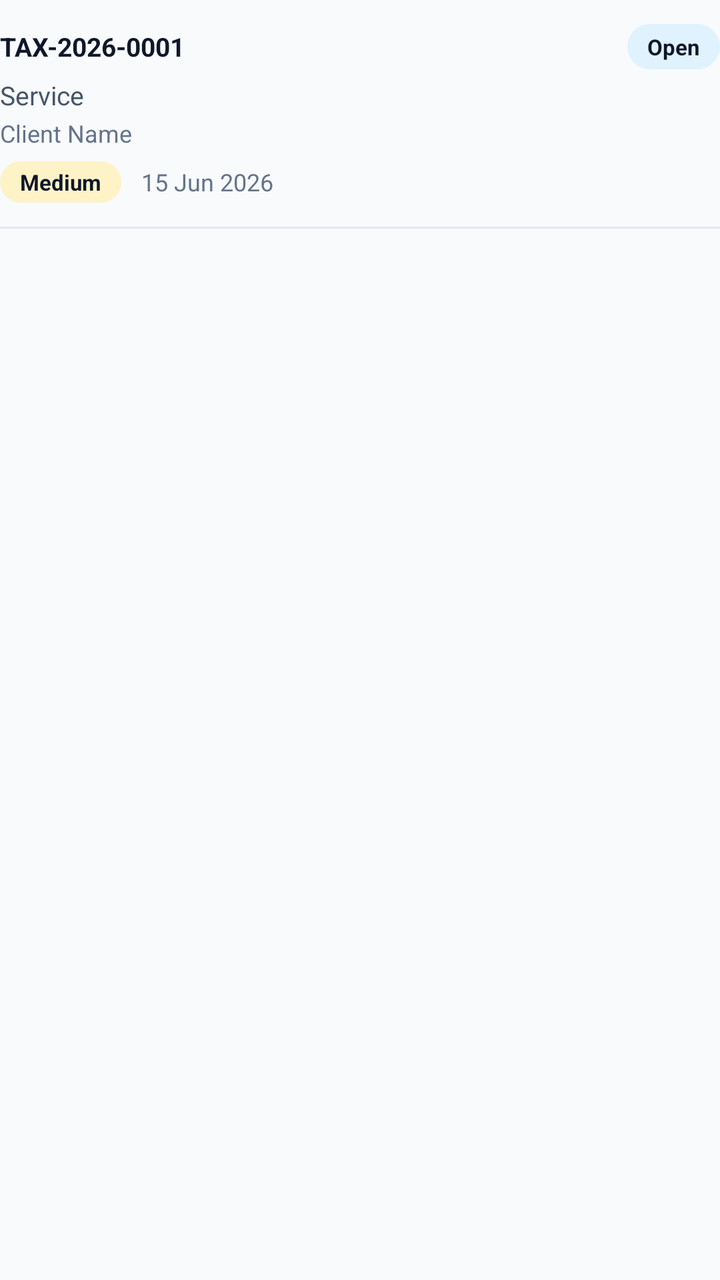
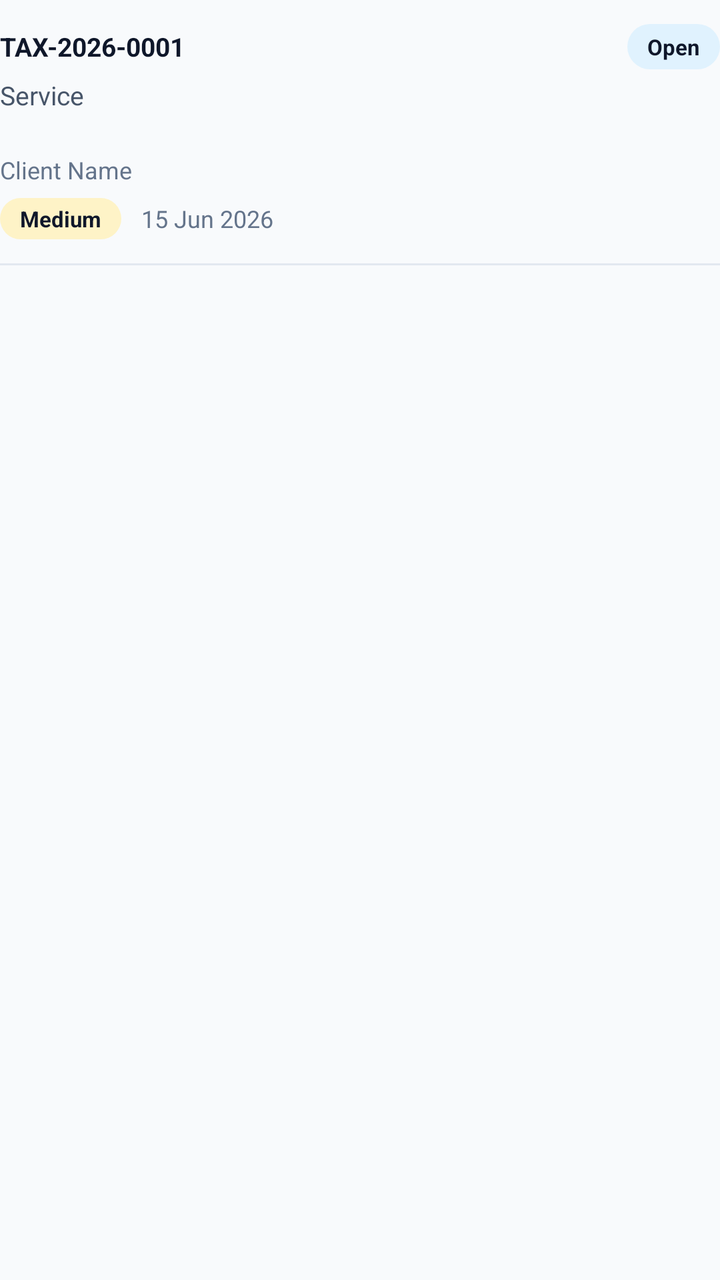

An Android layout rendered at two revisions. The XML below is the earlier revision; the diff shows what the commit changed to produce the second picture.
<!-- AndroidManifest.xml: application theme Theme.ApexLedger -->
<!-- res/layout/item_ticket_row.xml -->
<?xml version="1.0" encoding="utf-8"?>
<LinearLayout xmlns:android="http://schemas.android.com/apk/res/android"
    android:layout_width="match_parent"
    android:layout_height="wrap_content"
    android:orientation="vertical"
    android:paddingVertical="12dp">

    <LinearLayout
        android:layout_width="match_parent"
        android:layout_height="wrap_content"
        android:orientation="horizontal"
        android:gravity="center_vertical">

        <TextView
            android:id="@+id/tvTicketNumber"
            android:layout_width="wrap_content"
            android:layout_height="wrap_content"
            android:text="TAX-2026-0001"
            android:textColor="@color/navy"
            android:textStyle="bold"
            android:textSize="13sp" />

        <View
            android:layout_width="0dp"
            android:layout_height="1dp"
            android:layout_weight="1" />

        <TextView
            android:id="@+id/tvStatusBadge"
            android:layout_width="wrap_content"
            android:layout_height="wrap_content"
            android:text="Open"
            android:textSize="11sp"
            android:textStyle="bold"
            android:textColor="@color/navy"
            android:background="@drawable/badge_status_open"
            android:paddingHorizontal="10dp"
            android:paddingVertical="4dp" />

    </LinearLayout>

    <TextView
        android:id="@+id/tvTicketService"
        android:layout_width="wrap_content"
        android:layout_height="wrap_content"
        android:text="Service"
        android:textColor="@color/gray_600"
        android:textSize="13sp"
        android:layout_marginTop="4dp" />

    <TextView
        android:id="@+id/tvTicketMeta"
        android:layout_width="wrap_content"
        android:layout_height="wrap_content"
        android:text="Client Name"
        android:textColor="@color/gray_500"
        android:textSize="12sp"
        android:layout_marginTop="2dp" />

    <LinearLayout
        android:layout_width="match_parent"
        android:layout_height="wrap_content"
        android:orientation="horizontal"
        android:gravity="center_vertical"
        android:layout_marginTop="6dp">

        <TextView
            android:id="@+id/tvPriorityBadge"
            android:layout_width="wrap_content"
            android:layout_height="wrap_content"
            android:text="Medium"
            android:textSize="11sp"
            android:textStyle="bold"
            android:textColor="@color/navy"
            android:background="@drawable/badge_status_pending"
            android:paddingHorizontal="10dp"
            android:paddingVertical="3dp" />

        <TextView
            android:id="@+id/tvDueText"
            android:layout_width="wrap_content"
            android:layout_height="wrap_content"
            android:text="15 Jun 2026"
            android:textColor="@color/gray_500"
            android:textSize="12sp"
            android:layout_marginStart="10dp" />

        <TextView
            android:id="@+id/tvOverdueChip"
            android:layout_width="wrap_content"
            android:layout_height="wrap_content"
            android:text="Overdue"
            android:textSize="10sp"
            android:textStyle="bold"
            android:textColor="@color/danger_dark"
            android:background="@drawable/badge_status_overdue"
            android:paddingHorizontal="8dp"
            android:paddingVertical="2dp"
            android:layout_marginStart="8dp"
            android:visibility="gone" />

    </LinearLayout>

    <View
        android:layout_width="match_parent"
        android:layout_height="1dp"
        android:background="@color/gray_200"
        android:layout_marginTop="12dp" />

</LinearLayout>
<!-- resources referenced by this layout -->
<resources>
  <color name="danger_dark">#DC2626</color>
  <color name="gray_200">#E2E8F0</color>
  <color name="gray_500">#64748B</color>
  <color name="gray_600">#475569</color>
  <color name="navy">#0F172A</color>
  <!-- drawable badge_status_open (drawable) -->
  <?xml version="1.0" encoding="utf-8"?>
  <shape xmlns:android="http://schemas.android.com/apk/res/android" android:shape="rectangle">
      <corners android:radius="20dp" />
      <solid android:color="#E0F2FE" />
  </shape>
  <!-- drawable badge_status_overdue (drawable) -->
  <?xml version="1.0" encoding="utf-8"?>
  <shape xmlns:android="http://schemas.android.com/apk/res/android" android:shape="rectangle">
      <corners android:radius="20dp" />
      <solid android:color="#FEE2E2" />
  </shape>
  <!-- drawable badge_status_pending (drawable) -->
  <?xml version="1.0" encoding="utf-8"?>
  <shape xmlns:android="http://schemas.android.com/apk/res/android" android:shape="rectangle">
      <corners android:radius="20dp" />
      <solid android:color="#FEF3C7" />
  </shape>
  <style name="Theme.ApexLedger" parent="Theme.MaterialComponents.DayNight.NoActionBar">
          <item name="colorPrimary">@color/primary</item>
          <item name="colorPrimaryDark">@color/primary_dark</item>
          <item name="colorAccent">@color/success</item>
          <item name="android:windowBackground">@color/background</item>
          <item name="android:statusBarColor">@color/status_bar</item>
          <item name="android:navigationBarColor">@color/white</item>
      </style>
  <color name="primary">#2563EB</color>
  <color name="primary_dark">#1D4ED8</color>
  <color name="success">#16A34A</color>
  <color name="background">@color/gray_50</color>
  <color name="status_bar">#0F172A</color>
  <color name="white">#FFFFFF</color>
  <color name="gray_50">#F8FAFC</color>
</resources>

<!-- the commit's change to res/layout/item_ticket_row.xml (unified diff, before → after) -->
@@ -47,6 +47,14 @@
         android:textColor="@color/gray_600"
         android:textSize="13sp"
         android:layout_marginTop="4dp" />
+
+    <TextView
+        android:id="@+id/tvCreated"
+        android:layout_width="wrap_content"
+        android:layout_height="wrap_content"
+        android:textColor="@color/gray_500"
+        android:textSize="12sp"
+        android:layout_marginTop="2dp" />
 
     <TextView
         android:id="@+id/tvTicketMeta"
<!-- resource entries referenced after the edit -->
@@ -25,6 +25,7 @@
   </shape>
   <style name="Theme.ApexLedger" parent="Theme.MaterialComponents.DayNight.NoActionBar">
           <item name="colorPrimary">@color/primary</item>
+          <item name="colorOnPrimary">@color/on_primary</item>
           <item name="colorPrimaryDark">@color/primary_dark</item>
           <item name="colorAccent">@color/success</item>
           <item name="android:windowBackground">@color/background</item>
@@ -32,6 +33,7 @@
           <item name="android:navigationBarColor">@color/white</item>
       </style>
   <color name="primary">#2563EB</color>
+  <color name="on_primary">#FFFFFF</color>
   <color name="primary_dark">#1D4ED8</color>
   <color name="success">#16A34A</color>
   <color name="background">@color/gray_50</color>
